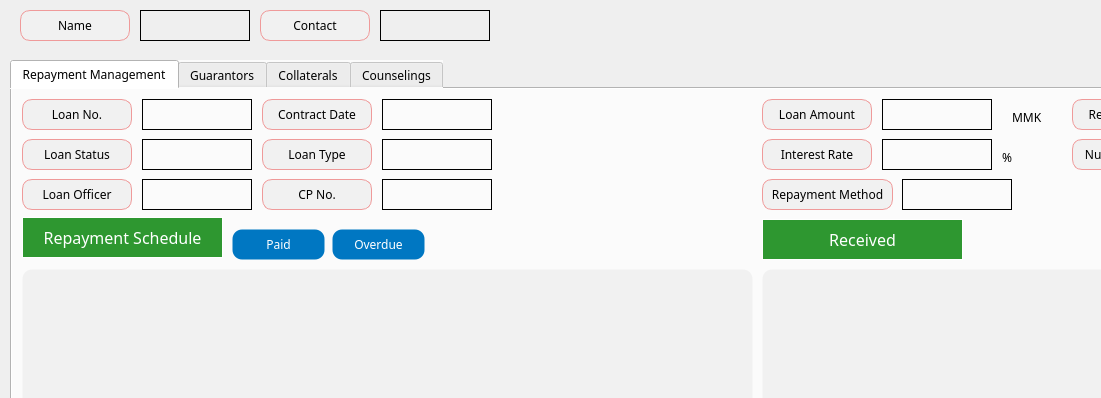
This is app/src/pages/repayment/details.ui in DY-Microfinance-Customer-Management/dymf-algorithm as Qt 5 draws it before an edit; both pictures show x 0 to 1101 and y 0 to 398 of the 1461 by 702 pixel window. The edited form follows.
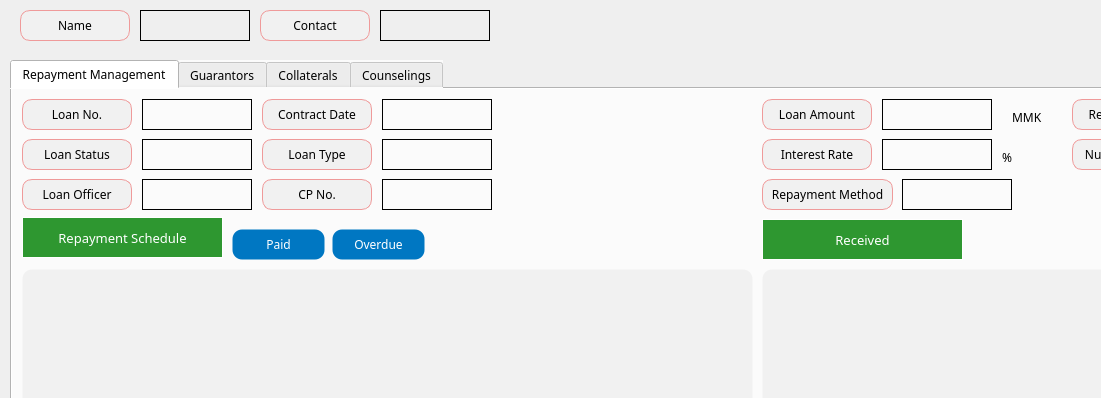
This is the edited form.

```diff
--- a/app/src/pages/repayment/details.ui
+++ b/app/src/pages/repayment/details.ui
@@ -123,7 +123,7 @@
       <property name="font">
        <font>
         <family>Arial Black</family>
-        <pointsize>12</pointsize>
+        <pointsize>10</pointsize>
        </font>
       </property>
       <property name="styleSheet">
@@ -236,7 +236,7 @@
       <property name="font">
        <font>
         <family>Arial Black</family>
-        <pointsize>12</pointsize>
+        <pointsize>10</pointsize>
        </font>
       </property>
       <property name="styleSheet">
```
Left out of the diff: 6 changed lines with no effect on the pictures.
